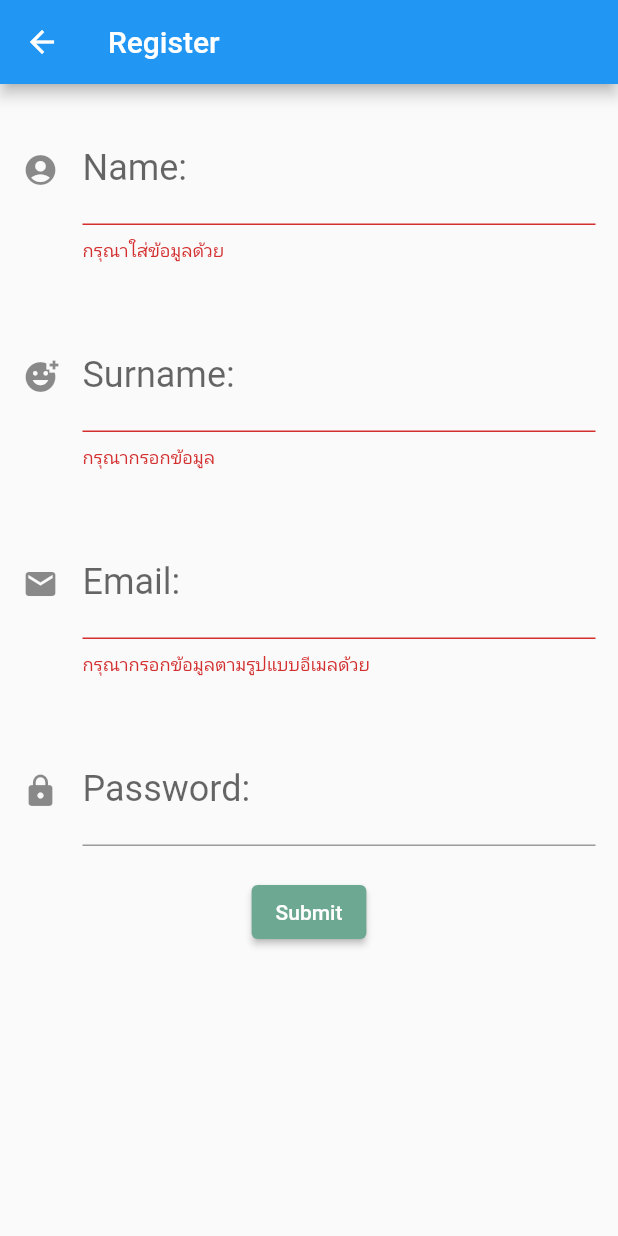
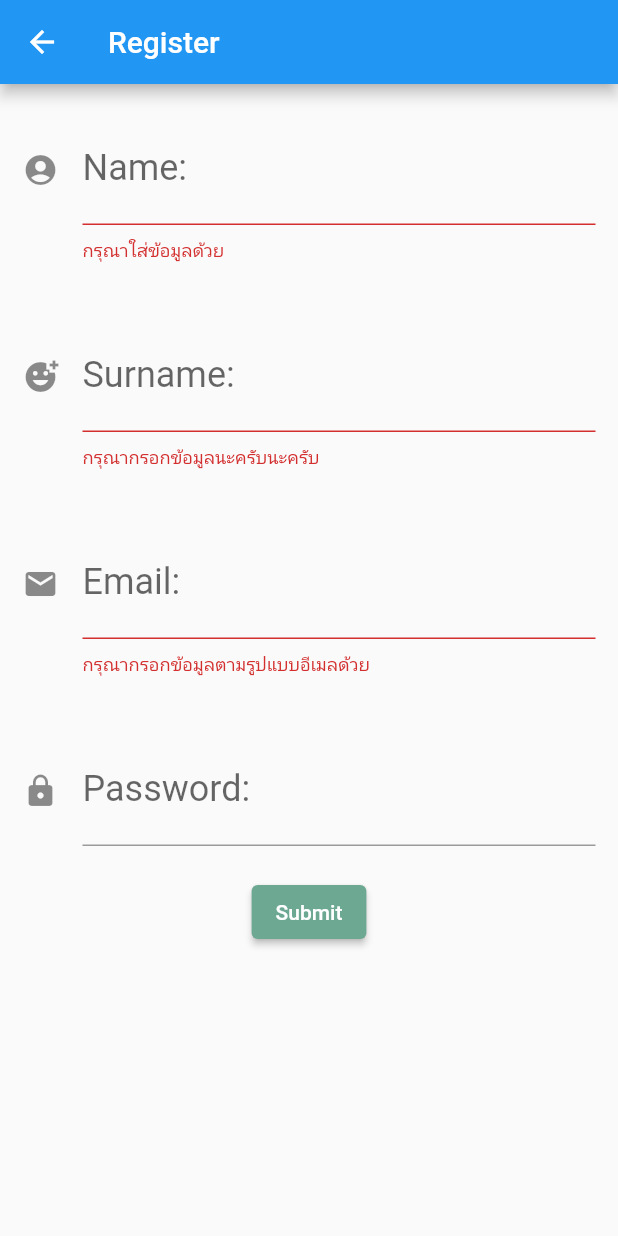
Before and after one commit to Timexz1/APPication, a Flutter app: the Register screen opened by its route, after a tap on "Submit", on a phone screen of 412 x 824 dp. Run offline on Flutter 3.47's test engine with Material 2 defaults, Android fonts, the phone set to English and light mode, and no system bars; our stand-ins replace sembast.

Commit message:
นะครับๆ

```diff
--- a/mobileappweek1-main/lib/screen/register.dart
+++ b/mobileappweek1-main/lib/screen/register.dart
@@ -80,7 +80,7 @@ class _RegisterState extends State<Register> {
         ),
         validator: (value) {
           if (value!.isEmpty) {
-            return 'กรุณากรอกข้อมูล';
+            return 'กรุณากรอกข้อมูลนะครับนะครับ';
           }
         },
         onSaved: (value) {
```
